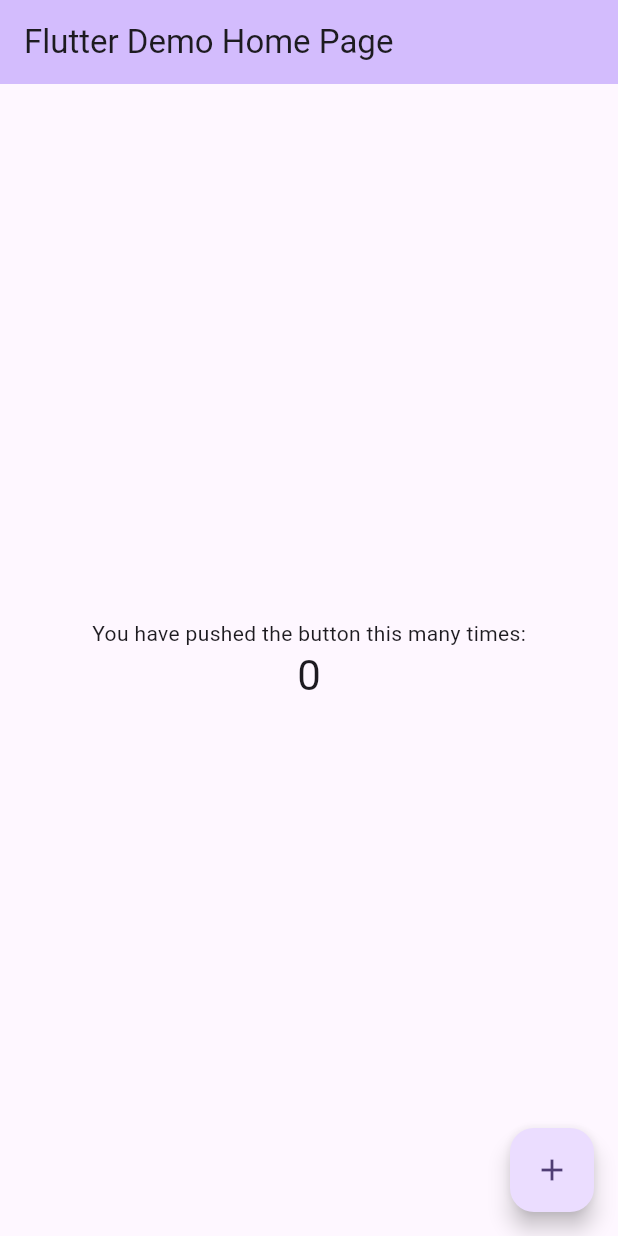
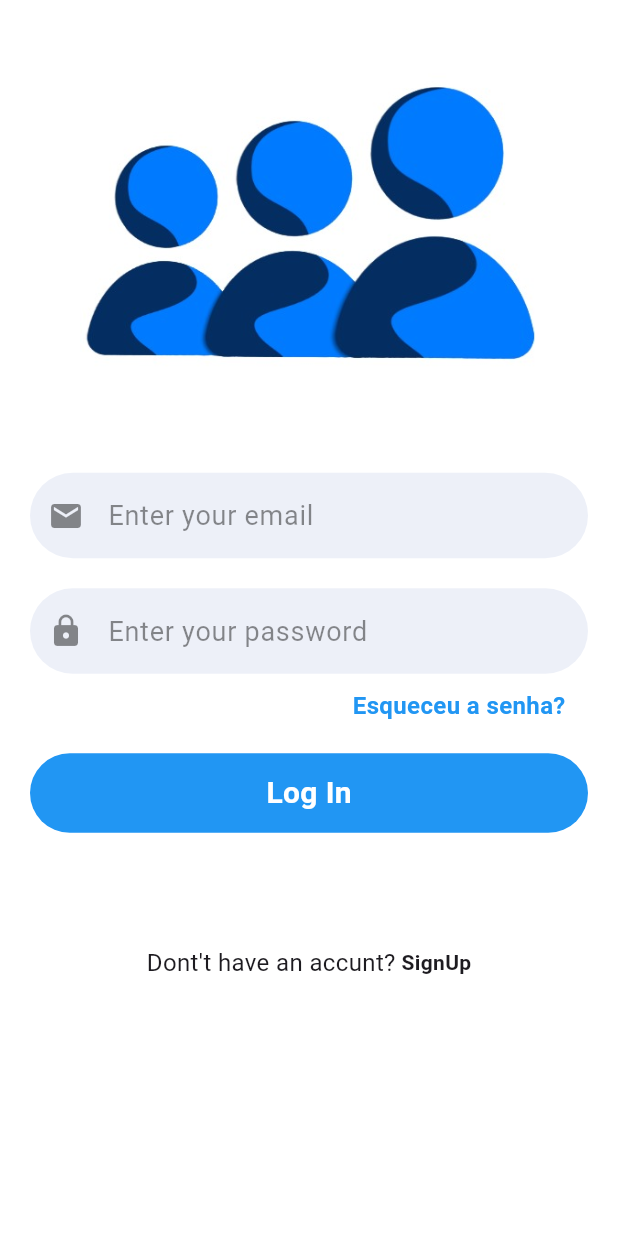
Before and after one commit to joaoemanuel04/Myturn, a Flutter app: the screen it shows after launch, on a phone screen of 412 x 824 dp. Run offline on Flutter 3.47's test engine with Material 3 defaults, Android fonts, the phone set to English and light mode, and no system bars; our stand-ins replace firebase_core; accounts and stored records are empty.

Commit message:
Página de login e registro do cliente

```diff
--- /dev/null
+++ b/lib/Cliente_Login_Sign_up/login.dart
@@ -0,0 +1,86 @@
+import 'package:flutter/material.dart';
+import 'package:myturn/Cliente_Login_Sign_up/sign_up.dart';
+import 'package:myturn/Widget/button.dart';
+import 'package:myturn/Widget/text_field.dart';
+
+class LoginScreen extends StatefulWidget {
+  const LoginScreen({super.key});
+
+  @override
+  State<LoginScreen> createState() => _SignupScreenState();
+}
+
+class _SignupScreenState extends State<LoginScreen> {
+  final TextEditingController emailController = TextEditingController();
+  final TextEditingController passwordController = TextEditingController();
+  @override
+  Widget build(BuildContext context) {
+    double height = MediaQuery.of(context).size.height;
+    return Scaffold(
+      backgroundColor: Colors.white,
+      body: SafeArea(
+        child: SizedBox(
+          child: Column(
+            crossAxisAlignment: CrossAxisAlignment.center,
+            children: [
+              SizedBox(
+                width: double.infinity,
+                height: height / 2.7,
+                child: Image.asset("imagens/logo.jpg"),
+              ),
+              TextFieldInpute(
+                textEditingController: emailController,
+                hintText: "Enter your email",
+                icon: Icons.email,
+              ),
+              TextFieldInpute(
+                textEditingController: passwordController,
+                hintText: "Enter your password",
+                icon: Icons.lock,
+              ),
+              const Padding(
+                padding: const EdgeInsets.symmetric(horizontal: 35),
+                child: Align(
+                  alignment: Alignment.centerRight,
+                  child: Text(
+                    "Esqueceu a senha?",
+                    style: TextStyle(
+                      fontWeight: FontWeight.bold,
+                      fontSize: 16,
+                      color: Colors.blue,
+                    ),
+                  ),
+                ),
+              ),
+              MyButton(onTab: () {}, text: "Log In"),
+              SizedBox(height: height / 15),
+              Row(
+                mainAxisAlignment: MainAxisAlignment.center,
+                children: [
+                  const Text(
+                    "Dont't have an accunt?",
+                    style: TextStyle(fontSize: 16),
+                  ),
+                  GestureDetector(
+                    onTap: () {
+                      Navigator.push(
+                        context,
+                        MaterialPageRoute(
+                          builder: (context) => const SignUpScreen(),
+                        ),
+                      );
+                    },
+                    child: Text(
+                      " SignUp",
+                      style: TextStyle(fontWeight: FontWeight.bold),
+                    ),
+                  ),
+                ],
+              ),
+            ],
+          ),
+        ),
+      ),
+    );
+  }
+}
--- /dev/null
+++ b/lib/Widget/button.dart
@@ -0,0 +1,35 @@
+import 'package:flutter/material.dart';
+
+class MyButton extends StatelessWidget {
+  final VoidCallback onTab;
+  final String text;
+  const MyButton({super.key, required this.onTab, required this.text});
+
+  @override
+  Widget build(BuildContext context) {
+    return InkWell(
+      onTap: onTab,
+      child: Padding(
+        padding: EdgeInsets.all(20),
+        child: Container(
+          alignment: Alignment.center,
+          padding: EdgeInsets.symmetric(vertical: 12),
+          decoration: ShapeDecoration(
+            shape: RoundedRectangleBorder(
+              borderRadius: BorderRadius.circular(30),
+            ),
+            color: Colors.blue,
+          ),
+          child: Text(
+            text,
+            style: const TextStyle(
+              fontWeight: FontWeight.bold,
+              fontSize: 20,
+              color: Colors.white,
+            ),
+          ),
+        ),
+      ),
+    );
+  }
+}
--- /dev/null
+++ b/lib/Widget/text_field.dart
@@ -0,0 +1,43 @@
+import 'package:flutter/material.dart';
+
+class TextFieldInpute extends StatelessWidget {
+  final TextEditingController textEditingController;
+  final bool ispass;
+  final String hintText;
+  final IconData icon;
+  const TextFieldInpute({
+    super.key,
+    required this.textEditingController,
+    this.ispass = false,
+    required this.hintText,
+    required this.icon,
+  });
+
+  @override
+  Widget build(BuildContext context) {
+    return Padding(
+      padding: const EdgeInsets.symmetric(horizontal: 20, vertical: 10),
+      child: TextField(
+        obscureText: ispass,
+        controller: textEditingController,
+        decoration: InputDecoration(
+          hintText: hintText,
+          hintStyle: TextStyle(color: Colors.black45, fontSize: 18),
+          prefixIcon: Icon(icon, color: Colors.black45),
+          contentPadding: EdgeInsets.symmetric(vertical: 15, horizontal: 20),
+          border: InputBorder.none,
+          filled: true,
+          fillColor: Color(0xFFedf0f8),
+          enabledBorder: OutlineInputBorder(
+            borderSide: BorderSide.none,
+            borderRadius: BorderRadius.circular(30),
+          ),
+          focusedBorder: OutlineInputBorder(
+            borderSide: BorderSide(width: 2, color: Colors.blue),
+            borderRadius: BorderRadius.circular(30),
+          ),
+        ),
+      ),
+    );
+  }
+}
--- a/lib/main.dart
+++ b/lib/main.dart
@@ -1,5 +1,6 @@
 import 'package:firebase_core/firebase_core.dart';
 import 'package:flutter/material.dart';
+import 'package:myturn/Cliente_Login_Sign_up/login.dart';
 
 void main() async {
   WidgetsFlutterBinding.ensureInitialized();
@@ -13,113 +14,6 @@ class MyApp extends StatelessWidget {
   // This widget is the root of your application.
   @override
   Widget build(BuildContext context) {
-    return MaterialApp(
-      title: 'Flutter Demo',
-      theme: ThemeData(
-        // This is the theme of your application.
-        //
-        // TRY THIS: Try running your application with "flutter run". You'll see
-        // the application has a purple toolbar. Then, without quitting the app,
-        // try changing the seedColor in the colorScheme below to Colors.green
-        // and then invoke "hot reload" (save your changes or press the "hot
-        // reload" button in a Flutter-supported IDE, or press "r" if you used
-        // the command line to start the app).
-        //
-        // Notice that the counter didn't reset back to zero; the application
-        // state is not lost during the reload. To reset the state, use hot
-        // restart instead.
-        //
-        // This works for code too, not just values: Most code changes can be
-        // tested with just a hot reload.
-        colorScheme: ColorScheme.fromSeed(seedColor: Colors.deepPurple),
-      ),
-      home: const MyHomePage(title: 'Flutter Demo Home Page'),
-    );
+    return MaterialApp(debugShowCheckedModeBanner: false, home: LoginScreen());
   }
 }
-
-class MyHomePage extends StatefulWidget {
-  const MyHomePage({super.key, required this.title});
-
-  // This widget is the home page of your application. It is stateful, meaning
-  // that it has a State object (defined below) that contains fields that affect
-  // how it looks.
-
-  // This class is the configuration for the state. It holds the values (in this
-  // case the title) provided by the parent (in this case the App widget) and
-  // used by the build method of the State. Fields in a Widget subclass are
-  // always marked "final".
-
-  final String title;
-
-  @override
-  State<MyHomePage> createState() => _MyHomePageState();
-}
-
-class _MyHomePageState extends State<MyHomePage> {
-  int _counter = 0;
-
-  void _incrementCounter() {
-    setState(() {
-      // This call to setState tells the Flutter framework that something has
-      // changed in this State, which causes it to rerun the build method below
-      // so that the display can reflect the updated values. If we changed
-      // _counter without calling setState(), then the build method would not be
-      // called again, and so nothing would appear to happen.
-      _counter++;
-    });
-  }
-
-  @override
-  Widget build(BuildContext context) {
-    // This method is rerun every time setState is called, for instance as done
-    // by the _incrementCounter method above.
-    //
-    // The Flutter framework has been optimized to make rerunning build methods
-    // fast, so that you can just rebuild anything that needs updating rather
-    // than having to individually change instances of widgets.
-    return Scaffold(
-      appBar: AppBar(
-        // TRY THIS: Try changing the color here to a specific color (to
-        // Colors.amber, perhaps?) and trigger a hot reload to see the AppBar
-        // change color while the other colors stay the same.
-        backgroundColor: Theme.of(context).colorScheme.inversePrimary,
-        // Here we take the value from the MyHomePage object that was created by
-        // the App.build method, and use it to set our appbar title.
-        title: Text(widget.title),
-      ),
-      body: Center(
-        // Center is a layout widget. It takes a single child and positions it
-        // in the middle of the parent.
-        child: Column(
-          // Column is also a layout widget. It takes a list of children and
-          // arranges them vertically. By default, it sizes itself to fit its
-          // children horizontally, and tries to be as tall as its parent.
-          //
-          // Column has various properties to control how it sizes itself and
-          // how it positions its children. Here we use mainAxisAlignment to
-          // center the children vertically; the main axis here is the vertical
-          // axis because Columns are vertical (the cross axis would be
-          // horizontal).
-          //
-          // TRY THIS: Invoke "debug painting" (choose the "Toggle Debug Paint"
-          // action in the IDE, or press "p" in the console), to see the
-          // wireframe for each widget.
-          mainAxisAlignment: MainAxisAlignment.center,
-          children: <Widget>[
-            const Text('You have pushed the button this many times:'),
-            Text(
-              '$_counter',
-              style: Theme.of(context).textTheme.headlineMedium,
-            ),
-          ],
-        ),
-      ),
-      floatingActionButton: FloatingActionButton(
-        onPressed: _incrementCounter,
-        tooltip: 'Increment',
-        child: const Icon(Icons.add),
-      ), // This trailing comma makes auto-formatting nicer for build methods.
-    );
-  }
-}
```
Also changed, not shown: lib/Cliente_Login_Sign_up/sign_up.dart (added, +92 -0 lines), pubspec.yaml (+5 -25 lines), imagens/logo.jpg (added), imagens/sign.jpg (added), pubspec.lock, 4 other files.
